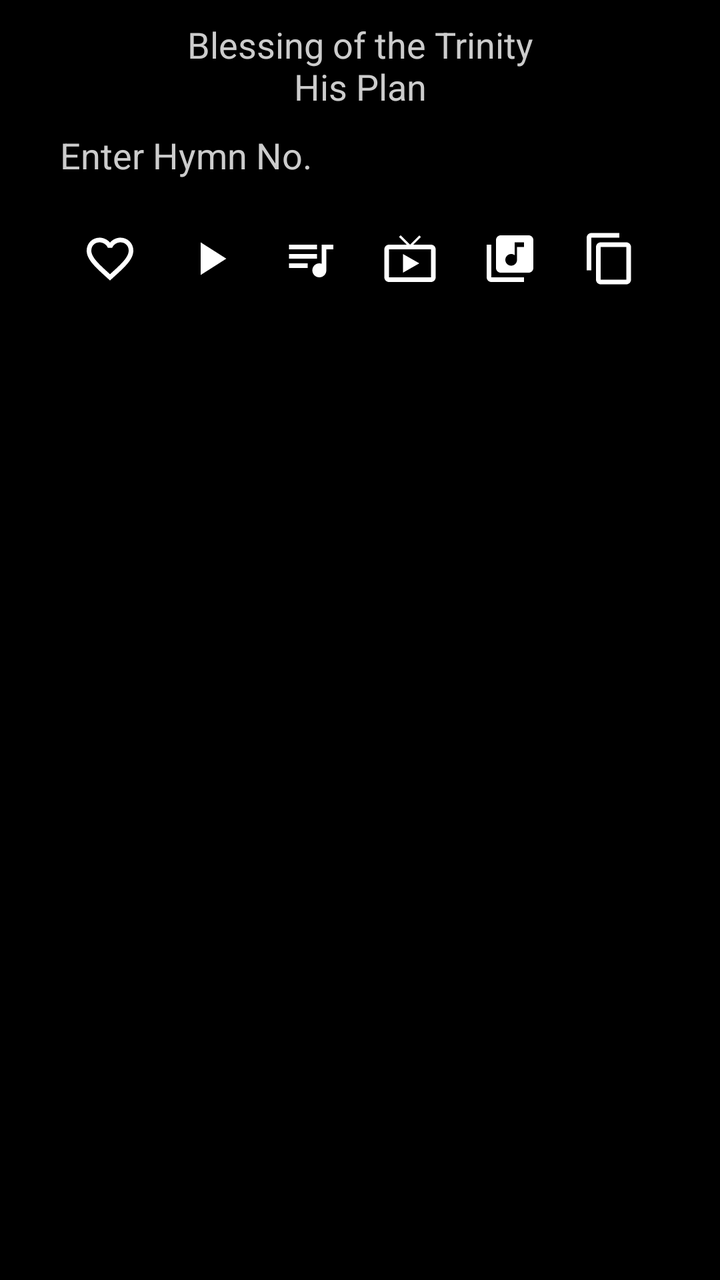
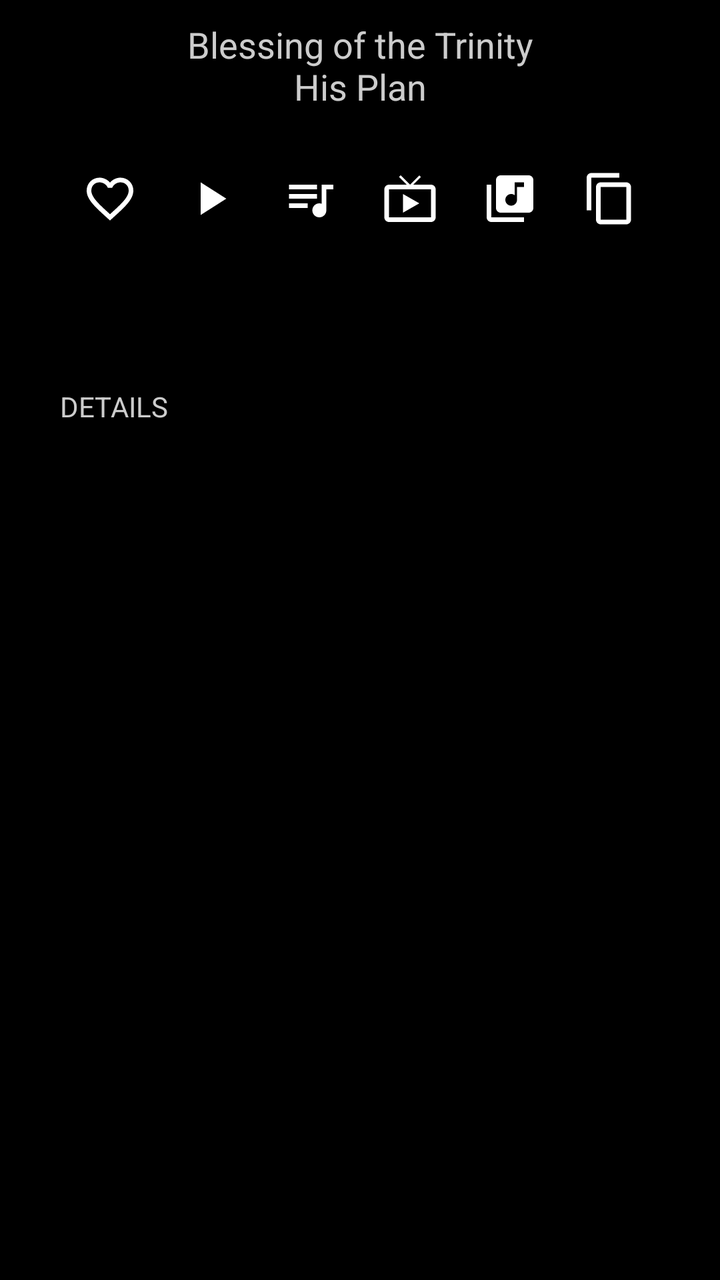

An Android layout rendered at two revisions. The XML below is the earlier revision; the diff shows what the commit changed to produce the second picture.
<!-- AndroidManifest.xml: fallback theme Theme.MaterialComponents.DayNight.NoActionBar -->
<!-- res/layout/content_area_night.xml -->
<?xml version="1.0" encoding="utf-8"?>


<androidx.core.widget.NestedScrollView xmlns:android="http://schemas.android.com/apk/res/android"
                                       android:id="@+id/jellybeanContentScrollView"
                                       android:layout_width="match_parent"
                                       android:layout_height="wrap_content"
                                       style="@style/NightMode">

    <LinearLayout
            style="@style/NightMode"
            android:id="@+id/lyric_container"
            android:layout_width="match_parent"
            android:layout_height="match_parent"
            android:orientation="vertical"
            android:paddingTop="10dp"
    >
        
        
        <LinearLayout
                style="@style/NightMode"
                android:id="@+id/mainHeaderContainer"
                android:layout_width="match_parent"
                android:layout_height="match_parent"
                android:orientation="vertical">
            <TextView
                    android:layout_width="wrap_content"
                    android:layout_height="wrap_content"
                    android:textAppearance="?android:attr/textAppearanceMedium"
                    android:id="@+id/subjectHeader"
                    android:text="@string/subjectFiller"
                    android:layout_gravity="center"
                    android:gravity="center"
                    android:layout_centerInParent="true"
                    android:paddingLeft="30dp"
                    android:paddingRight="30dp"
                    style="@style/NightMode" android:paddingBottom="10dp"/>
            <TextView
                    android:layout_width="fill_parent"
                    android:layout_height="wrap_content"
                    android:textAppearance="?android:attr/textAppearanceMedium"
                    android:id="@+id/lyricHeader"
                    style="@style/NightMode"
                    android:minHeight="30dp"
                    android:text="@string/enterHymnNo"
                    android:paddingLeft="30dp"
                    android:paddingRight="30dp"/>
        </LinearLayout>


        <LinearLayout
                android:layout_width="wrap_content"
                android:layout_height="wrap_content"
                android:orientation="horizontal"
                android:paddingLeft="30dp"
                android:paddingRight="30dp"
                android:layout_gravity="center"
                android:layout_marginTop="10dp">


            <ImageButton
                    android:layout_width="wrap_content"
                    android:layout_height="wrap_content" android:id="@+id/faveButton"
                    android:src="@drawable/ic_favorite_border_white_48dp"
                    style="?android:attr/borderlessButtonStyle"
                    android:layout_gravity="left"
                    android:layout_weight="1"/>
            <ImageButton
                    android:layout_width="wrap_content"
                    android:layout_height="wrap_content" android:id="@+id/playButton"
                    android:src="@drawable/ic_play_arrow_white_48dp"
                    android:layout_gravity="left"
                    style="?android:attr/borderlessButtonStyle"
                    android:layout_weight="1"/>
            <ImageButton
                    android:layout_width="wrap_content"
                    android:layout_height="wrap_content" android:id="@+id/sheetMusicButton"
                    android:src="@drawable/ic_queue_music_white_48dp"
                    style="?android:attr/borderlessButtonStyle"
                    android:layout_gravity="left"
                    android:layout_weight="1"/>
            <ImageButton
                    android:layout_width="wrap_content"
                    android:layout_height="wrap_content" android:id="@+id/youtubePianoButton"
                    android:src="@drawable/ic_live_tv_white_28dp"
                    android:layout_gravity="left"
                    style="?android:attr/borderlessButtonStyle"
                    android:layout_weight="1" />
            <ImageButton
                    android:layout_width="wrap_content"
                    android:layout_height="wrap_content" android:id="@+id/similarTuneButton"
                    android:src="@drawable/ic_related_hymns_white_28dp"
                    android:layout_gravity="left"
                    style="?android:attr/borderlessButtonStyle"
                    android:layout_weight="1" />
            <ImageButton
                    android:layout_width="wrap_content"
                    android:layout_height="wrap_content" android:id="@+id/copyButton"
                    android:src="@drawable/ic_content_copy_white_48dp"
                    style="?android:attr/borderlessButtonStyle"
                    android:layout_weight="1"
                    android:layout_gravity="left"/>


        </LinearLayout>

        <LinearLayout
                style="@style/NightMode"
                android:layout_width="wrap_content"
                android:layout_height="wrap_content"
                android:orientation="vertical"
                android:paddingTop="10dp"
                android:paddingBottom="10dp"
                android:paddingLeft="10dp"
                android:paddingRight="10dp"
                android:layout_gravity="center"
                android:id="@+id/stanzaView"
        >
            <TextView
                    android:id="@+id/jellybeanLyrics"
                    android:layout_width="wrap_content"
                    android:layout_height="wrap_content"
                    android:textAppearance="?android:attr/textAppearanceMedium"
                    android:paddingLeft="10dp"
                    android:paddingRight="10dp"
                    android:layout_marginTop="10dp"
                    style="@style/NightMode"
                    android:textIsSelectable="true"/>
        </LinearLayout>

        <LinearLayout
                android:id="@+id/relatedContainer"
                android:layout_width="match_parent"
                android:layout_height="wrap_content"
                android:orientation="vertical"
                style="@style/NightMode"
                android:paddingLeft="30dp" android:paddingRight="30dp" android:paddingBottom="10dp" android:layout_marginTop="10dp"/>
    </LinearLayout>
</androidx.core.widget.NestedScrollView>
<!-- resources referenced by this layout -->
<resources>
  <!-- drawable ic_content_copy_white_48dp (drawable) -->
  <vector android:height="28dp" android:tint="#FFFFFF"
      android:viewportHeight="24.0" android:viewportWidth="24.0"
      android:width="28dp" xmlns:android="http://schemas.android.com/apk/res/android">
      <path android:fillColor="#FF000000" android:pathData="M16,1L4,1c-1.1,0 -2,0.9 -2,2v14h2L4,3h12L16,1zM19,5L8,5c-1.1,0 -2,0.9 -2,2v14c0,1.1 0.9,2 2,2h11c1.1,0 2,-0.9 2,-2L21,7c0,-1.1 -0.9,-2 -2,-2zM19,21L8,21L8,7h11v14z"/>
  </vector>
  <!-- drawable ic_favorite_border_white_48dp (drawable) -->
  <vector android:height="28dp" android:tint="#FFFFFF"
      android:viewportHeight="24.0" android:viewportWidth="24.0"
      android:width="28dp" xmlns:android="http://schemas.android.com/apk/res/android">
      <path android:fillColor="#FF000000" android:pathData="M16.5,3c-1.74,0 -3.41,0.81 -4.5,2.09C10.91,3.81 9.24,3 7.5,3 4.42,3 2,5.42 2,8.5c0,3.78 3.4,6.86 8.55,11.54L12,21.35l1.45,-1.32C18.6,15.36 22,12.28 22,8.5 22,5.42 19.58,3 16.5,3zM12.1,18.55l-0.1,0.1 -0.1,-0.1C7.14,14.24 4,11.39 4,8.5 4,6.5 5.5,5 7.5,5c1.54,0 3.04,0.99 3.57,2.36h1.87C13.46,5.99 14.96,5 16.5,5c2,0 3.5,1.5 3.5,3.5 0,2.89 -3.14,5.74 -7.9,10.05z"/>
  </vector>
  <!-- drawable ic_live_tv_white_28dp (drawable) -->
  <vector android:height="28dp" android:tint="#FFFFFF"
      android:viewportHeight="24.0" android:viewportWidth="24.0"
      android:width="28dp" xmlns:android="http://schemas.android.com/apk/res/android">
      <path android:fillColor="#FF000000" android:pathData="M21,6h-7.59l3.29,-3.29L16,2l-4,4 -4,-4 -0.71,0.71L10.59,6L3,6c-1.1,0 -2,0.89 -2,2v12c0,1.1 0.9,2 2,2h18c1.1,0 2,-0.9 2,-2L23,8c0,-1.11 -0.9,-2 -2,-2zM21,20L3,20L3,8h18v12zM9,10v8l7,-4z"/>
  </vector>
  <!-- drawable ic_play_arrow_white_48dp (drawable) -->
  <vector android:height="28dp" android:tint="#FFFFFF"
      android:viewportHeight="24.0" android:viewportWidth="24.0"
      android:width="28dp" xmlns:android="http://schemas.android.com/apk/res/android">
      <path android:fillColor="#FF000000" android:pathData="M8,5v14l11,-7z"/>
  </vector>
  <!-- drawable ic_queue_music_white_48dp (drawable) -->
  <vector android:height="28dp" android:tint="#FFFFFF"
      android:viewportHeight="24.0" android:viewportWidth="24.0"
      android:width="28dp" xmlns:android="http://schemas.android.com/apk/res/android">
      <path android:fillColor="#FF000000" android:pathData="M15,6L3,6v2h12L15,6zM15,10L3,10v2h12v-2zM3,16h8v-2L3,14v2zM17,6v8.18c-0.31,-0.11 -0.65,-0.18 -1,-0.18 -1.66,0 -3,1.34 -3,3s1.34,3 3,3 3,-1.34 3,-3L19,8h3L22,6h-5z"/>
  </vector>
  <!-- drawable ic_related_hymns_white_28dp (drawable) -->
  <vector android:height="28dp" android:tint="#FFFFFF"
      android:viewportHeight="24.0" android:viewportWidth="24.0"
      android:width="28dp" xmlns:android="http://schemas.android.com/apk/res/android">
      <path android:fillColor="#FF000000" android:pathData="M20,2L8,2c-1.1,0 -2,0.9 -2,2v12c0,1.1 0.9,2 2,2h12c1.1,0 2,-0.9 2,-2L22,4c0,-1.1 -0.9,-2 -2,-2zM18,7h-3v5.5c0,1.38 -1.12,2.5 -2.5,2.5S10,13.88 10,12.5s1.12,-2.5 2.5,-2.5c0.57,0 1.08,0.19 1.5,0.51L14,5h4v2zM4,6L2,6v14c0,1.1 0.9,2 2,2h14v-2L4,20L4,6z"/>
  </vector>
  <string name="enterHymnNo">Enter Hymn No.</string>
  <string name="subjectFiller">Blessing of the Trinity\nHis Plan</string>
  <style name="NightMode" parent="Theme.AppCompat.DayNight.DarkActionBar">
          <item name="android:textColor">#cccccc</item>
          <item name="android:background">#000000</item>
      </style>
</resources>

<!-- the commit's change to res/layout/content_area_night.xml (unified diff, before → after) -->
@@ -35,14 +35,13 @@
                     android:paddingLeft="30dp"
                     android:paddingRight="30dp"
                     style="@style/NightMode" android:paddingBottom="10dp"/>
-            <TextView
-                    android:layout_width="fill_parent"
+            
+            <LinearLayout
+                    android:id="@+id/otherLanguagesContainer"
+                    android:layout_width="match_parent"
                     android:layout_height="wrap_content"
-                    android:textAppearance="?android:attr/textAppearanceMedium"
-                    android:id="@+id/lyricHeader"
+                    android:orientation="vertical"
                     style="@style/NightMode"
-                    android:minHeight="30dp"
-                    android:text="@string/enterHymnNo"
                     android:paddingLeft="30dp"
                     android:paddingRight="30dp"/>
         </LinearLayout>
@@ -128,12 +127,28 @@
                     android:textIsSelectable="true"/>
         </LinearLayout>
 
+        
         <LinearLayout
-                android:id="@+id/relatedContainer"
+                android:id="@+id/detailsCard"
                 android:layout_width="match_parent"
                 android:layout_height="wrap_content"
                 android:orientation="vertical"
                 style="@style/NightMode"
-                android:paddingLeft="30dp" android:paddingRight="30dp" android:paddingBottom="10dp" android:layout_marginTop="10dp"/>
+                android:paddingLeft="30dp" android:paddingRight="30dp" android:paddingBottom="16dp" android:layout_marginTop="16dp">
+            <TextView
+                    android:id="@+id/detailsLabel"
+                    android:layout_width="wrap_content"
+                    android:layout_height="wrap_content"
+                    android:text="@string/details"
+                    android:layout_marginBottom="6dp"
+                    style="@style/NightMode"/>
+            
+            <TableLayout
+                    android:id="@+id/detailsTable"
+                    android:layout_width="match_parent"
+                    android:layout_height="wrap_content"
+                    android:shrinkColumns="1"
+                    style="@style/NightMode"/>
+        </LinearLayout>
     </LinearLayout>
 </androidx.core.widget.NestedScrollView>
<!-- resource entries referenced after the edit -->
@@ -36,7 +36,7 @@
       android:width="28dp" xmlns:android="http://schemas.android.com/apk/res/android">
       <path android:fillColor="#FF000000" android:pathData="M20,2L8,2c-1.1,0 -2,0.9 -2,2v12c0,1.1 0.9,2 2,2h12c1.1,0 2,-0.9 2,-2L22,4c0,-1.1 -0.9,-2 -2,-2zM18,7h-3v5.5c0,1.38 -1.12,2.5 -2.5,2.5S10,13.88 10,12.5s1.12,-2.5 2.5,-2.5c0.57,0 1.08,0.19 1.5,0.51L14,5h4v2zM4,6L2,6v14c0,1.1 0.9,2 2,2h14v-2L4,20L4,6z"/>
   </vector>
-  <string name="enterHymnNo">Enter Hymn No.</string>
+  <string name="details">DETAILS</string>
   <string name="subjectFiller">Blessing of the Trinity\nHis Plan</string>
   <style name="NightMode" parent="Theme.AppCompat.DayNight.DarkActionBar">
           <item name="android:textColor">#cccccc</item>
